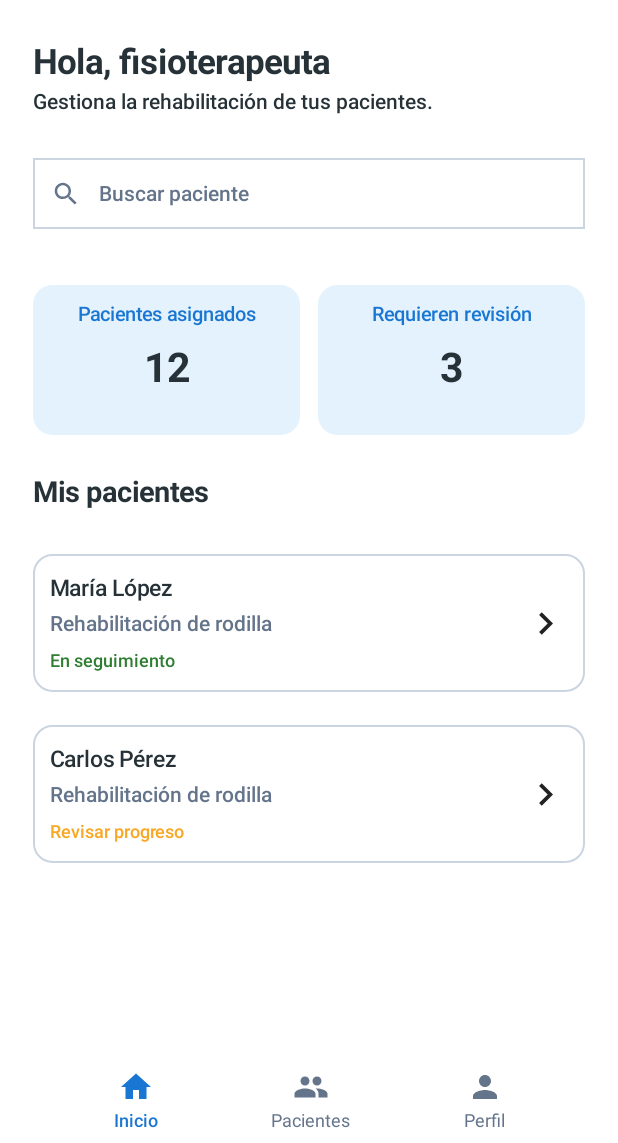
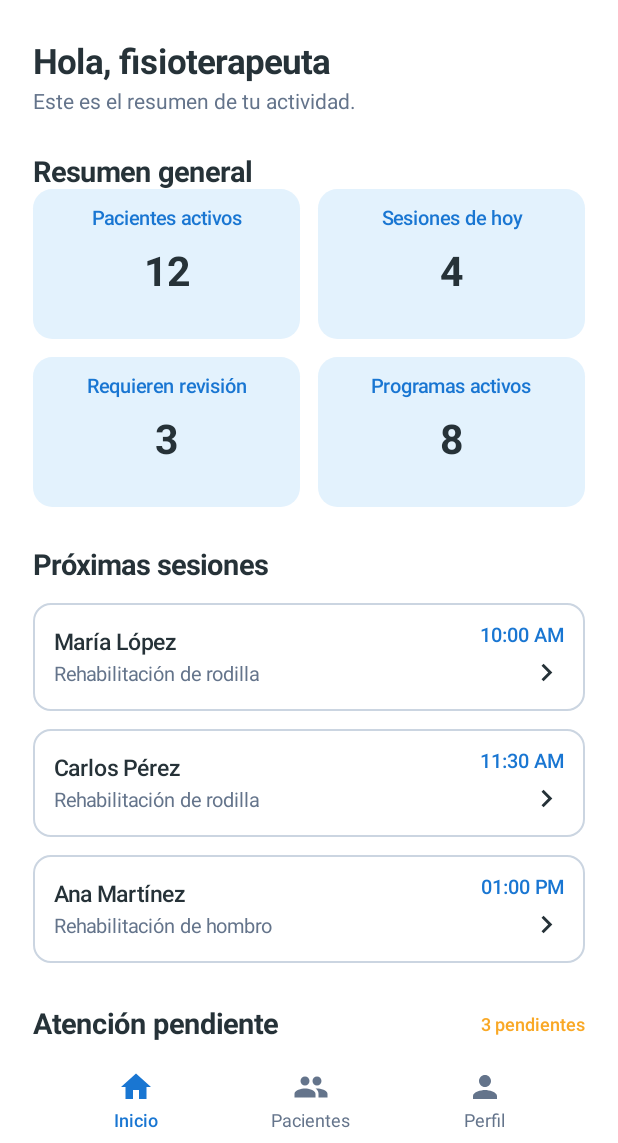
Before and after one commit to yahirhernandez930-tech/RehabTrack, an Android app built with Jetpack Compose: the PhysiotherapistHomeScreen screen opened through its navigation route, on a phone screen of 412 x 824 dp, the part 93-1236 px from its top. Run offline under Robolectric (Android 15) with nearby library versions, the phone set to English and light mode, and no system bars.

Commit message:
feat: rediseñar dashboard y agregar lista de pacientes del fisioterapeuta

```diff
--- a/app/src/main/java/com/rehabtrack/app/navigation/Routes.kt
+++ b/app/src/main/java/com/rehabtrack/app/navigation/Routes.kt
@@ -23,6 +23,7 @@ sealed class Routes(val route: String) {
     data object SessionCompletion : Routes("session_completion")
 
     data object PhysiotherapistHome : Routes("physiotherapist_home")
+    data object Patients : Routes("patients")
 
     data object PatientDetail : Routes("patient_detail")
     data object ManageProgram : Routes("manage_program")
--- a/app/src/main/java/com/rehabtrack/app/ui/components/PhysiotherapistBottomBar.kt
+++ b/app/src/main/java/com/rehabtrack/app/ui/components/PhysiotherapistBottomBar.kt
@@ -31,6 +31,7 @@ private val RehabSecondary = Color(0xFF64748B)
 
 @Composable
 fun PhysiotherapistBottomBar(
+    selectedItem: String,
     onHomeClick: () -> Unit,
     onPatientsClick: () -> Unit,
     onProfileClick: () -> Unit
@@ -47,21 +48,21 @@ fun PhysiotherapistBottomBar(
         PhysiotherapistBottomBarItem(
             label = "Inicio",
             icon = Icons.Default.Home,
-            selected = true,
+            selected = selectedItem == "home",
             onClick = onHomeClick
         )
 
         PhysiotherapistBottomBarItem(
             label = "Pacientes",
             icon = Icons.Default.People,
-            selected = false,
+            selected = selectedItem == "patients",
             onClick = onPatientsClick
         )
 
         PhysiotherapistBottomBarItem(
             label = "Perfil",
             icon = Icons.Default.Person,
-            selected = false,
+            selected = selectedItem == "profile",
             onClick = onProfileClick
         )
     }
--- a/app/src/main/java/com/rehabtrack/app/ui/screens/physiotherapist/PhysiotherapistHomeScreen.kt
+++ b/app/src/main/java/com/rehabtrack/app/ui/screens/physiotherapist/PhysiotherapistHomeScreen.kt
@@ -17,24 +17,18 @@ import androidx.compose.foundation.layout.width
 import androidx.compose.foundation.layout.windowInsetsPadding
 import androidx.compose.foundation.layout.statusBars
 import androidx.compose.foundation.shape.RoundedCornerShape
-import androidx.compose.foundation.text.BasicTextField
 import androidx.compose.foundation.rememberScrollState
 import androidx.compose.foundation.verticalScroll
 import androidx.compose.material.icons.Icons
-import androidx.compose.material.icons.filled.Search
 import androidx.compose.material.icons.filled.ChevronRight
 import androidx.compose.material3.Icon
 import androidx.compose.material3.Scaffold
 import androidx.compose.material3.Text
 import androidx.compose.runtime.Composable
-import androidx.compose.runtime.getValue
-import androidx.compose.runtime.mutableStateOf
 import androidx.compose.runtime.remember
-import androidx.compose.runtime.setValue
 import androidx.compose.ui.Alignment
 import androidx.compose.ui.Modifier
 import androidx.compose.ui.graphics.Color
-import androidx.compose.ui.text.TextStyle
 import androidx.compose.ui.text.font.FontWeight
 import androidx.compose.ui.unit.dp
 import androidx.compose.ui.unit.sp
@@ -45,14 +39,18 @@ private val RehabText = Color(0xFF263238)
 private val RehabSecondary = Color(0xFF64748B)
 private val RehabBorder = Color(0xFFCBD5E1)
 private val RehabLightBlue = Color(0xFFE3F2FD)
-private val RehabGreen = Color(0xFF2E7D32)
 private val RehabOrange = Color(0xFFF9A825)
 
-private data class PatientPreview(
-    val name: String,
+private data class UpcomingSession(
+    val patientName: String,
     val treatment: String,
-    val status: String,
-    val needsReview: Boolean
+    val time: String
+)
+
+private data class PatientReview(
+    val patientName: String,
+    val treatment: String,
+    val reason: String
 )
 
 @Composable
@@ -62,27 +60,45 @@ fun PhysiotherapistHomeScreen(
     onPatientsClick: () -> Unit = {},
     onProfileClick: () -> Unit = {}
 ) {
-    var searchText by remember { mutableStateOf("") }
 
-    val patients = remember {
+    val upcomingSessions = remember {
         listOf(
-            PatientPreview(
-                name = "María López",
+            UpcomingSession(
+                patientName = "María López",
                 treatment = "Rehabilitación de rodilla",
-                status = "En seguimiento",
-                needsReview = false
+                time = "10:00 AM"
             ),
-            PatientPreview(
-                name = "Carlos Pérez",
+            UpcomingSession(
+                patientName = "Carlos Pérez",
                 treatment = "Rehabilitación de rodilla",
-                status = "Revisar progreso",
-                needsReview = true
+                time = "11:30 AM"
+            ),
+            UpcomingSession(
+                patientName = "Ana Martínez",
+                treatment = "Rehabilitación de hombro",
+                time = "01:00 PM"
             )
         )
     }
 
-    val filteredPatients = patients.filter {
-        it.name.contains(searchText, ignoreCase = true)
+    val patientsToReview = remember {
+        listOf(
+            PatientReview(
+                patientName = "Carlos Pérez",
+                treatment = "Rehabilitación de rodilla",
+                reason = "Revisar progreso"
+            ),
+            PatientReview(
+                patientName = "José Hernández",
+                treatment = "Rehabilitación lumbar",
+                reason = "Seguimiento pendiente"
+            ),
+            PatientReview(
+                patientName = "Ana Martínez",
+                treatment = "Rehabilitación de hombro",
+                reason = "Actualizar evaluación"
+            )
+        )
     }
 
     Scaffold(
@@ -90,6 +106,7 @@ fun PhysiotherapistHomeScreen(
         contentWindowInsets = WindowInsets(0, 0, 0, 0),
         bottomBar = {
             PhysiotherapistBottomBar(
+                selectedItem = "home",
                 onHomeClick = onHomeClick,
                 onPatientsClick = onPatientsClick,
                 onProfileClick = onProfileClick
@@ -137,102 +154,175 @@ fun PhysiotherapistHomeScreen(
                 Spacer(Modifier.height(5.dp))
 
                 Text(
-                    text = "Gestiona la rehabilitación de tus pacientes.",
-                    color = RehabText,
-                    fontSize = 14.sp,
-                    fontWeight = FontWeight.Medium
+                    text = "Este es el resumen de tu actividad.",
+                    color = RehabSecondary,
+                    fontSize = 14.sp
                 )
 
-                Spacer(Modifier.height(29.dp))
+                Spacer(Modifier.height(28.dp))
 
-                Row(
-                    modifier = Modifier
-                        .fillMaxWidth()
-                        .height(47.dp)
-                        .border(1.dp, RehabBorder)
-                        .padding(horizontal = 12.dp),
-                    verticalAlignment = Alignment.CenterVertically
-                ) {
-                    Icon(
-                        imageVector = Icons.Default.Search,
-                        contentDescription = "Buscar",
-                        tint = RehabSecondary,
-                        modifier = Modifier.size(20.dp)
+                // Resumen general
+                Text(
+                    text = "Resumen general",
+                    color = RehabText,
+                    fontSize = 19.sp,
+                    fontWeight = FontWeight.Bold
                 )
 
                 Spacer(Modifier.width(12.dp))
-
-                    BasicTextField(
-                        value = searchText,
-                        onValueChange = { searchText = it },
-                        singleLine = true,
-                        textStyle = TextStyle(
-                            color = RehabText,
-                            fontSize = 14.sp
-                        ),
-                        decorationBox = { innerTextField ->
-                            if (searchText.isEmpty()) {
-                                Text(
-                                    text = "Buscar paciente",
-                                    color = RehabSecondary,
-                                    fontSize = 14.sp,
-                                    fontWeight = FontWeight.Medium
-                                )
-                            }
-                            innerTextField()
-                        },
-                        modifier = Modifier.fillMaxWidth()
-                    )
-                }
-
-                Spacer(Modifier.height(37.dp))
 
                 Row(
                     modifier = Modifier.fillMaxWidth(),
                     horizontalArrangement = Arrangement.spacedBy(12.dp)
                 ) {
                     SummaryCard(
-                        title = "Pacientes asignados",
+                        title = "Pacientes activos",
                         value = "12",
                         modifier = Modifier.weight(1f)
                     )
 
                     SummaryCard(
-                        title = "Requieren revisión",
-                        value = "3",
+                        title = "Sesiones de hoy",
+                        value = "4",
                         modifier = Modifier.weight(1f)
                     )
                 }
 
-                Spacer(Modifier.height(27.dp))
+                Spacer(Modifier.height(12.dp))
 
+                Row(
+                    modifier = Modifier.fillMaxWidth(),
+                    horizontalArrangement = Arrangement.spacedBy(12.dp)
+                ) {
+                    SummaryCard(
+                        title = "Requieren revisión",
+                        value = patientsToReview.size.toString(),
+                        modifier = Modifier.weight(1f)
+                    )
+
+                    SummaryCard(
+                        title = "Programas activos",
+                        value = "8",
+                        modifier = Modifier.weight(1f)
+                    )
+                }
+
+                Spacer(Modifier.height(28.dp))
+
+                // Próximas sesiones
                 Text(
-                    text = "Mis pacientes",
+                    text = "Próximas sesiones",
                     color = RehabText,
                     fontSize = 19.sp,
                     fontWeight = FontWeight.Bold
                 )
 
-                Spacer(Modifier.height(30.dp))
+                Spacer(Modifier.height(14.dp))
 
-                if (filteredPatients.isEmpty()) {
+                if (upcomingSessions.isEmpty()) {
                     Text(
-                        text = "No se encontraron pacientes.",
+                        text = "No tienes sesiones programadas.",
                         color = RehabSecondary,
-                        fontSize = 14.sp,
-                        modifier = Modifier.padding(vertical = 12.dp)
+                        fontSize = 14.sp
                     )
                 } else {
-                    filteredPatients.forEach { patient ->
-                        PatientCard(
-                            patient = patient,
-                            onClick = { onPatientClick(patient.name) }
+                    upcomingSessions.forEach { session ->
+                        UpcomingSessionCard(
+                            session = session,
+                            onClick = {
+                                onPatientClick(session.patientName)
+                            }
                         )
-                        Spacer(Modifier.height(22.dp))
+                        Spacer(Modifier.height(12.dp))
                     }
                 }
 
-                Spacer(Modifier.height(10.dp))
+                Spacer(Modifier.height(18.dp))
+
+                // Pacientes que requieren atención
+                Row(
+                    modifier = Modifier.fillMaxWidth(),
+                    horizontalArrangement = Arrangement.SpaceBetween,
+                    verticalAlignment = Alignment.CenterVertically
+                ) {
+                    Text(
+                        text = "Atención pendiente",
+                        color = RehabText,
+                        fontSize = 19.sp,
+                        fontWeight = FontWeight.Bold
+                    )
+
+                    Text(
+                        text = "${patientsToReview.size} pendientes",
+                        color = RehabOrange,
+                        fontSize = 12.sp,
+                        fontWeight = FontWeight.SemiBold
+                    )
+                }
+
+                Spacer(Modifier.height(14.dp))
+
+                if (patientsToReview.isEmpty()) {
+                    Text(
+                        text = "No tienes revisiones pendientes.",
+                        color = RehabSecondary,
+                        fontSize = 14.sp
+                    )
+                } else {
+                    patientsToReview.forEach { patient ->
+                        PatientReviewCard(
+                            patient = patient,
+                            onClick = {
+                                onPatientClick(patient.patientName)
+                            }
+                        )
+
+                        Spacer(Modifier.height(12.dp))
+                    }
+                }
+
+                Spacer(Modifier.height(18.dp))
+
+                // Acceso a la lista completa
+                Row(
+                    modifier = Modifier
+                        .fillMaxWidth()
+                        .border(
+                            1.dp,
+                            RehabBorder,
+                            RoundedCornerShape(12.dp)
+                        )
+                        .clickable(onClick = onPatientsClick)
+                        .padding(16.dp),
+                    verticalAlignment = Alignment.CenterVertically,
+                    horizontalArrangement = Arrangement.SpaceBetween
+                ) {
+                    Column(modifier = Modifier.weight(1f)) {
+                        Text(
+                            text = "Gestionar pacientes",
+                            color = RehabText,
+                            fontSize = 15.sp,
+                            fontWeight = FontWeight.SemiBold
+                        )
+
+                        Spacer(Modifier.height(4.dp))
+
+                        Text(
+                            text = "Consultar todos tus pacientes asignados",
+                            color = RehabSecondary,
+                            fontSize = 12.sp
+                        )
+                    }
+
+                    Icon(
+                        imageVector = Icons.Default.ChevronRight,
+                        contentDescription = "Ver pacientes",
+                        tint = RehabBlue,
+                        modifier = Modifier.size(26.dp)
+                    )
+                }
+
+                Spacer(Modifier.height(20.dp))
             }
         }
     }
@@ -270,54 +360,97 @@ private fun SummaryCard(
 }
 
 @Composable
-private fun PatientCard(
-    patient: PatientPreview,
+private fun UpcomingSessionCard(
+    session: UpcomingSession,
+    onClick: () -> Unit
+) {
+    Row(
+        modifier = Modifier
+            .fillMaxWidth()
+            .border(
+                1.dp,
+                RehabBorder,
+                RoundedCornerShape(12.dp)
+            )
+            .clickable(onClick = onClick)
+            .padding(14.dp),
+        verticalAlignment = Alignment.CenterVertically
+    ) {
+        Column(modifier = Modifier.weight(1f)) {
+            Text(
+                text = session.patientName,
+                color = RehabText,
+                fontSize = 15.sp,
+                fontWeight = FontWeight.SemiBold
+            )
+
+            Spacer(Modifier.height(5.dp))
+
+            Text(
+                text = session.treatment,
+                color = RehabSecondary,
+                fontSize = 13.sp
+            )
+        }
+
+        Column(horizontalAlignment = Alignment.End) {
+            Text(
+                text = session.time,
+                color = RehabBlue,
+                fontSize = 13.sp,
+                fontWeight = FontWeight.SemiBold
+            )
+
+            Spacer(Modifier.height(5.dp))
+
+            Icon(
+                imageVector = Icons.Default.ChevronRight,
+                contentDescription = "Ver detalles",
+                tint = RehabText,
+                modifier = Modifier.size(23.dp)
+            )
+        }
+    }
+}
+
+@Composable
+private fun PatientReviewCard(
+    patient: PatientReview,
     onClick: () -> Unit
 ) {
     Column(
         modifier = Modifier
             .fillMaxWidth()
-            .border(1.dp, RehabBorder, RoundedCornerShape(13.dp))
+            .border(
+                1.dp,
+                RehabBorder,
+                RoundedCornerShape(12.dp)
+            )
             .clickable(onClick = onClick)
-            .padding(horizontal = 11.dp, vertical = 14.dp)
+            .padding(14.dp)
     ) {
-        Row(
-            modifier = Modifier.fillMaxWidth(),
-            verticalAlignment = Alignment.CenterVertically
-        ) {
-            Column(modifier = Modifier.weight(1f)) {
         Text(
-                    text = patient.name,
+            text = patient.patientName,
             color = RehabText,
             fontSize = 15.sp,
             fontWeight = FontWeight.SemiBold
         )
 
-                Spacer(Modifier.height(7.dp))
+        Spacer(Modifier.height(5.dp))
 
         Text(
             text = patient.treatment,
             color = RehabSecondary,
-                    fontSize = 14.sp,
-                    fontWeight = FontWeight.Medium
+            fontSize = 13.sp
         )
 
-                Spacer(Modifier.height(9.dp))
+        Spacer(Modifier.height(8.dp))
 
         Text(
-                    text = patient.status,
-                    color = if (patient.needsReview) RehabOrange else RehabGreen,
+            text = patient.reason,
+            color = RehabOrange,
             fontSize = 12.sp,
             fontWeight = FontWeight.Medium
         )
     }
-
-            Icon(
-                imageVector = Icons.Default.ChevronRight,
-                contentDescription = "Ver paciente",
-                tint = Color(0xFF222222),
-                modifier = Modifier.size(30.dp)
-            )
 }
-    }
-}
```
Also changed, not shown: app/src/main/java/com/rehabtrack/app/navigation/AppNavigation.kt (+32 -2 lines), app/src/main/java/com/rehabtrack/app/ui/screens/physiotherapist/PatientsScreen.kt (added, +333 -0 lines). Lines whose indentation alone changed are shown as unchanged.
